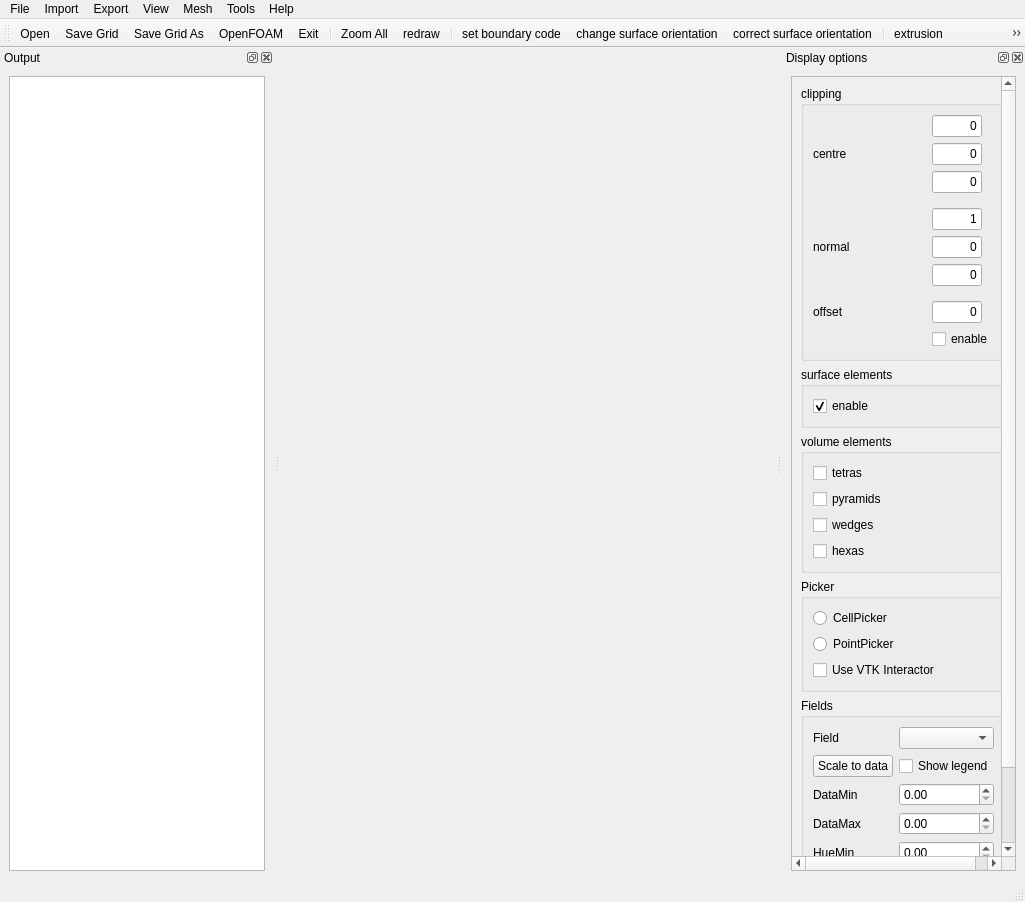
First picture: the form in guimainwindow.ui, repository enGits/engrid, before the edit.
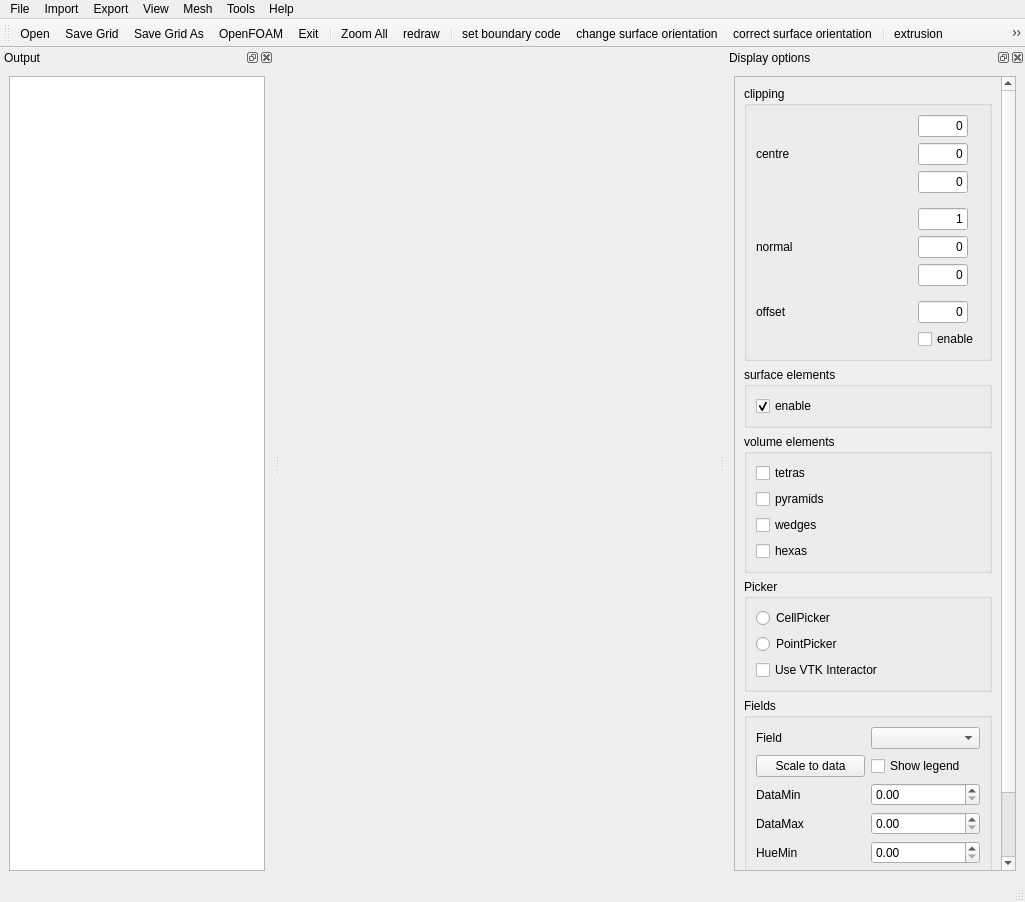
Second picture: the form after the edit. Icons and pictures are not drawn. Custom widgets are drawn as their Qt base class.

Commit message: added minimum size to display options

Patch:
```diff
--- a/guimainwindow.ui
+++ b/guimainwindow.ui
@@ -17,8 +17,8 @@
     <normaloff>:/icons/resources/icons/G.png</normaloff>:/icons/resources/icons/G.png</iconset>
   </property>
   <widget class="QWidget" name="centralwidget" >
-   <layout class="QHBoxLayout" name="horizontalLayout" >
-    <item>
+   <layout class="QGridLayout" name="gridLayout" >
+    <item row="0" column="0" >
      <widget class="QVTKWidget" name="qvtkWidget" >
       <property name="sizePolicy" >
        <sizepolicy vsizetype="Expanding" hsizetype="Expanding" >
@@ -208,6 +208,18 @@
    <addaction name="actionSmoothSurface" />
   </widget>
   <widget class="QDockWidget" name="dockWidget" >
+   <property name="sizePolicy" >
+    <sizepolicy vsizetype="Preferred" hsizetype="Expanding" >
+     <horstretch>0</horstretch>
+     <verstretch>0</verstretch>
+    </sizepolicy>
+   </property>
+   <property name="minimumSize" >
+    <size>
+     <width>300</width>
+     <height>0</height>
+    </size>
+   </property>
    <property name="floating" >
     <bool>false</bool>
    </property>
@@ -224,6 +236,18 @@
     <layout class="QGridLayout" name="gridLayout_3" >
      <item row="0" column="1" >
       <widget class="QScrollArea" name="scrollArea" >
+       <property name="sizePolicy" >
+        <sizepolicy vsizetype="Preferred" hsizetype="Preferred" >
+         <horstretch>0</horstretch>
+         <verstretch>0</verstretch>
+        </sizepolicy>
+       </property>
+       <property name="frameShadow" >
+        <enum>QFrame::Sunken</enum>
+       </property>
+       <property name="verticalScrollBarPolicy" >
+        <enum>Qt::ScrollBarAsNeeded</enum>
+       </property>
        <property name="widgetResizable" >
         <bool>true</bool>
        </property>
@@ -232,8 +256,8 @@
          <rect>
           <x>0</x>
           <y>0</y>
-          <width>213</width>
-          <height>843</height>
+          <width>262</width>
+          <height>845</height>
          </rect>
         </property>
         <layout class="QGridLayout" name="gridLayout_4" >
```
Left out of the diff: 12 changed lines with no effect on the pictures.
